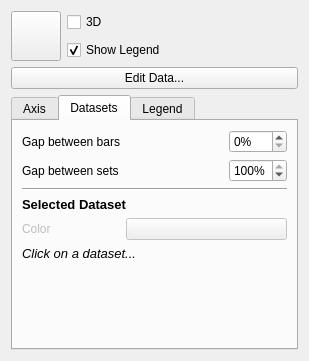
This is kchart/shape/ChartConfigWidget.ui in KDE/koffice-chartingshape as Qt 5 draws it before an edit. The edited form follows.
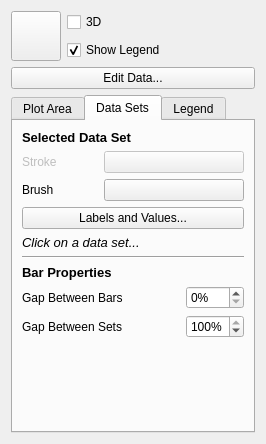
This is the edited form. The open tabs and pages were chosen to show the change. Icons and pictures are not drawn. Custom widgets are drawn as their Qt base class.

Commit message: o renamed ChartShape::saveOdfAxes() to ::saveOdfAxis() and changed it to only save one axis (passed to the function) o basic loading of odf axes

The edit to the form file:
```diff
--- a/kchart/shape/ChartConfigWidget.ui
+++ b/kchart/shape/ChartConfigWidget.ui
@@ -6,8 +6,8 @@
    <rect>
     <x>0</x>
     <y>0</y>
-    <width>305</width>
-    <height>361</height>
+    <width>266</width>
+    <height>444</height>
    </rect>
   </property>
   <property name="windowTitle" >
@@ -81,55 +81,69 @@
       </sizepolicy>
      </property>
      <property name="currentIndex" >
-      <number>2</number>
+      <number>0</number>
      </property>
      <widget class="QWidget" name="tab" >
       <attribute name="title" >
-       <string>Axis</string>
+       <string>Plot Area</string>
       </attribute>
       <layout class="QGridLayout" >
-       <item row="0" column="0" >
+       <item row="0" column="0" colspan="2" >
+        <widget class="QPushButton" name="pushButton_6" >
+         <property name="text" >
+          <string>Configure Background...</string>
+         </property>
+        </widget>
+       </item>
+       <item row="1" column="0" >
         <widget class="QLabel" name="label_2" >
          <property name="text" >
+          <string>&lt;b>Axes&lt;/b></string>
+         </property>
+        </widget>
+       </item>
+       <item row="2" column="0" >
+        <widget class="QCheckBox" name="checkBox" >
+         <property name="text" >
           <string>Abscissa</string>
          </property>
         </widget>
        </item>
-       <item row="0" column="1" >
+       <item row="2" column="1" >
         <widget class="QLineEdit" name="xAxisTitle" />
        </item>
-       <item row="1" column="0" >
-        <widget class="QLabel" name="label_3" >
+       <item row="3" column="0" >
+        <widget class="QCheckBox" name="checkBox_2" >
          <property name="text" >
           <string>Ordinate</string>
          </property>
         </widget>
        </item>
-       <item row="1" column="1" >
+       <item row="3" column="1" >
         <widget class="QLineEdit" name="yAxisTitle" />
        </item>
-       <item row="2" column="0" colspan="2" >
+       <item row="4" column="0" colspan="2" >
+        <widget class="QPushButton" name="pushButton_2" >
+         <property name="text" >
+          <string>Scaling...</string>
+         </property>
+        </widget>
+       </item>
+       <item row="5" column="0" colspan="2" >
         <widget class="Line" name="line" >
          <property name="orientation" >
           <enum>Qt::Horizontal</enum>
          </property>
         </widget>
        </item>
-       <item row="3" column="0" >
+       <item row="6" column="0" >
         <widget class="QLabel" name="label_9" >
          <property name="text" >
           <string>&lt;b>Grid&lt;/b></string>
          </property>
         </widget>
        </item>
-       <item row="4" column="0" colspan="2" >
-        <widget class="QPushButton" name="pushButton_5" >
-         <property name="text" >
-          <string>Step widths...</string>
-         </property>
-        </widget>
-       </item>
-       <item row="5" column="0" colspan="2" >
+       <item row="7" column="0" colspan="2" >
         <widget class="QCheckBox" name="showVerticalLines" >
          <property name="text" >
           <string>Show Vertical Lines</string>
@@ -139,7 +153,7 @@
          </property>
         </widget>
        </item>
-       <item row="6" column="0" colspan="2" >
+       <item row="8" column="0" colspan="2" >
         <widget class="QCheckBox" name="showHorizontalLines" >
          <property name="text" >
           <string>Show Horizontal Lines</string>
@@ -149,15 +163,22 @@
          </property>
         </widget>
        </item>
-       <item row="7" column="0" colspan="2" >
+       <item row="9" column="0" colspan="2" >
+        <widget class="QPushButton" name="pushButton_5" >
+         <property name="text" >
+          <string>Line Colors and Stroke...</string>
+         </property>
+        </widget>
+       </item>
+       <item row="10" column="0" >
         <spacer>
          <property name="orientation" >
           <enum>Qt::Vertical</enum>
          </property>
          <property name="sizeHint" >
           <size>
-           <width>265</width>
-           <height>21</height>
+           <width>61</width>
+           <height>71</height>
           </size>
          </property>
         </spacer>
@@ -166,17 +187,94 @@
      </widget>
      <widget class="QWidget" name="tab_2" >
       <attribute name="title" >
-       <string>Datasets</string>
+       <string>Data Sets</string>
       </attribute>
       <layout class="QGridLayout" >
-       <item row="0" column="0" colspan="2" >
+       <item row="0" column="0" colspan="3" >
+        <widget class="QLabel" name="label_6" >
+         <property name="text" >
+          <string>&lt;html>&lt;head>&lt;meta name="qrichtext" content="1" />&lt;style type="text/css">
+p, li { white-space: pre-wrap; }
+&lt;/style>&lt;/head>&lt;body style=" font-family:'Sans Serif'; font-size:10pt; font-weight:400; font-style:normal;">
+&lt;p style=" margin-top:0px; margin-bottom:0px; margin-left:0px; margin-right:0px; -qt-block-indent:0; text-indent:0px;">&lt;span style=" font-weight:600;">Selected Data Set&lt;/span>&lt;/p>&lt;/body>&lt;/html></string>
+         </property>
+        </widget>
+       </item>
+       <item row="1" column="0" >
+        <widget class="QLabel" name="datasetColorLabel" >
+         <property name="enabled" >
+          <bool>false</bool>
+         </property>
+         <property name="text" >
+          <string>Stroke</string>
+         </property>
+        </widget>
+       </item>
+       <item row="1" column="1" colspan="2" >
+        <widget class="KColorButton" name="datasetColor" >
+         <property name="enabled" >
+          <bool>false</bool>
+         </property>
+        </widget>
+       </item>
+       <item row="2" column="0" >
+        <widget class="QLabel" name="label_7" >
+         <property name="text" >
+          <string>Brush</string>
+         </property>
+        </widget>
+       </item>
+       <item row="2" column="1" colspan="2" >
+        <widget class="KColorButton" name="kcolorbutton" />
+       </item>
+       <item row="3" column="0" colspan="3" >
+        <widget class="QPushButton" name="pushButton" >
+         <property name="sizePolicy" >
+          <sizepolicy vsizetype="Minimum" hsizetype="Minimum" >
+           <horstretch>0</horstretch>
+           <verstretch>0</verstretch>
+          </sizepolicy>
+         </property>
+         <property name="text" >
+          <string>Labels and Values...</string>
+         </property>
+        </widget>
+       </item>
+       <item row="4" column="0" colspan="2" >
+        <widget class="QLabel" name="selectDatasetNote" >
+         <property name="text" >
+          <string>&lt;html>&lt;head>&lt;meta name="qrichtext" content="1" />&lt;style type="text/css">
+p, li { white-space: pre-wrap; }
+&lt;/style>&lt;/head>&lt;body style=" font-family:'Sans Serif'; font-size:10pt; font-weight:400; font-style:normal;">
+&lt;p style=" margin-top:0px; margin-bottom:0px; margin-left:0px; margin-right:0px; -qt-block-indent:0; text-indent:0px;">&lt;span style=" font-style:italic;">Click on a data set...&lt;/span>&lt;/p>&lt;/body>&lt;/html></string>
+         </property>
+        </widget>
+       </item>
+       <item row="5" column="0" colspan="3" >
+        <widget class="Line" name="line_3" >
+         <property name="orientation" >
+          <enum>Qt::Horizontal</enum>
+         </property>
+        </widget>
+       </item>
+       <item row="6" column="0" colspan="3" >
+        <widget class="QLabel" name="label_10" >
+         <property name="text" >
+          <string>&lt;html>&lt;head>&lt;meta name="qrichtext" content="1" />&lt;style type="text/css">
+p, li { white-space: pre-wrap; }
+&lt;/style>&lt;/head>&lt;body style=" font-family:'Sans Serif'; font-size:10pt; font-weight:400; font-style:normal;">
+&lt;p style=" margin-top:0px; margin-bottom:0px; margin-left:0px; margin-right:0px; -qt-block-indent:0; text-indent:0px;">&lt;span style=" font-weight:600;">Bar Properties&lt;/span>&lt;/p>&lt;/body>&lt;/html></string>
+         </property>
+        </widget>
+       </item>
+       <item row="7" column="0" colspan="2" >
         <widget class="QLabel" name="label_4" >
          <property name="text" >
-          <string>Gap between bars</string>
+          <string>Gap Between Bars</string>
          </property>
         </widget>
        </item>
-       <item row="0" column="2" >
+       <item row="7" column="2" >
         <widget class="QSpinBox" name="gapBetweenBars" >
          <property name="sizePolicy" >
           <sizepolicy vsizetype="Fixed" hsizetype="Fixed" >
@@ -192,14 +290,14 @@
          </property>
         </widget>
        </item>
-       <item row="1" column="0" colspan="2" >
+       <item row="8" column="0" colspan="2" >
         <widget class="QLabel" name="label_5" >
          <property name="text" >
-          <string>Gap between sets</string>
+          <string>Gap Between Sets</string>
          </property>
         </widget>
        </item>
-       <item row="1" column="2" >
+       <item row="8" column="2" >
         <widget class="QSpinBox" name="gapBetweenSets" >
          <property name="suffix" >
           <string>%</string>
@@ -212,59 +310,15 @@
          </property>
         </widget>
        </item>
-       <item row="2" column="0" colspan="3" >
-        <widget class="Line" name="line_3" >
-         <property name="orientation" >
-          <enum>Qt::Horizontal</enum>
-         </property>
-        </widget>
-       </item>
-       <item row="3" column="0" colspan="3" >
-        <widget class="QLabel" name="label_6" >
-         <property name="text" >
-          <string>&lt;html>&lt;head>&lt;meta name="qrichtext" content="1" />&lt;style type="text/css">
-p, li { white-space: pre-wrap; }
-&lt;/style>&lt;/head>&lt;body style=" font-family:'Sans Serif'; font-size:10pt; font-weight:400; font-style:normal;">
-&lt;p style=" margin-top:0px; margin-bottom:0px; margin-left:0px; margin-right:0px; -qt-block-indent:0; text-indent:0px;">&lt;span style=" font-weight:600;">Selected Dataset&lt;/span>&lt;/p>&lt;/body>&lt;/html></string>
-         </property>
-        </widget>
-       </item>
-       <item row="4" column="0" >
-        <widget class="QLabel" name="datasetColorLabel" >
-         <property name="enabled" >
-          <bool>false</bool>
-         </property>
-         <property name="text" >
-          <string>Color</string>
-         </property>
-        </widget>
-       </item>
-       <item row="4" column="1" colspan="2" >
-        <widget class="KColorButton" name="datasetColor" >
-         <property name="enabled" >
-          <bool>false</bool>
-         </property>
-        </widget>
-       </item>
-       <item row="5" column="0" colspan="2" >
-        <widget class="QLabel" name="selectDatasetNote" >
-         <property name="text" >
-          <string>&lt;html>&lt;head>&lt;meta name="qrichtext" content="1" />&lt;style type="text/css">
-p, li { white-space: pre-wrap; }
-&lt;/style>&lt;/head>&lt;body style=" font-family:'Sans Serif'; font-size:10pt; font-weight:400; font-style:normal;">
-&lt;p style=" margin-top:0px; margin-bottom:0px; margin-left:0px; margin-right:0px; -qt-block-indent:0; text-indent:0px;">&lt;span style=" font-style:italic;">Click on a dataset...&lt;/span>&lt;/p>&lt;/body>&lt;/html></string>
-         </property>
-        </widget>
-       </item>
-       <item row="6" column="0" colspan="3" >
+       <item row="9" column="0" >
         <spacer>
          <property name="orientation" >
           <enum>Qt::Vertical</enum>
          </property>
          <property name="sizeHint" >
           <size>
-           <width>265</width>
-           <height>16</height>
+           <width>31</width>
+           <height>94</height>
           </size>
          </property>
         </spacer>
@@ -289,17 +343,17 @@
          </property>
         </widget>
        </item>
-       <item row="0" column="1" colspan="4" >
+       <item row="0" column="1" colspan="3" >
         <widget class="QLineEdit" name="legendTitle" >
          <property name="sizePolicy" >
-          <sizepolicy vsizetype="Fixed" hsizetype="MinimumExpanding" >
+          <sizepolicy vsizetype="Fixed" hsizetype="Expanding" >
            <horstretch>0</horstretch>
            <verstretch>0</verstretch>
           </sizepolicy>
          </property>
         </widget>
        </item>
-       <item row="1" column="0" colspan="5" >
+       <item row="1" column="0" colspan="4" >
         <widget class="QCheckBox" name="legendShowFrame" >
          <property name="text" >
           <string>Show Frame</string>
@@ -313,14 +367,14 @@
          </property>
         </widget>
        </item>
-       <item row="2" column="3" >
+       <item row="2" column="2" >
         <widget class="QRadioButton" name="legendOrientationIsVertical" >
          <property name="text" >
           <string>v</string>
          </property>
         </widget>
        </item>
-       <item row="2" column="4" >
+       <item row="2" column="3" >
         <widget class="QRadioButton" name="legendOrientationIsHorizontal" >
          <property name="layoutDirection" >
           <enum>Qt::LeftToRight</enum>
@@ -333,21 +387,21 @@
          </property>
         </widget>
        </item>
-       <item row="3" column="0" colspan="5" >
+       <item row="3" column="0" colspan="4" >
         <widget class="QPushButton" name="pushButton_3" >
          <property name="text" >
           <string>Position and Alignment...</string>
          </property>
         </widget>
        </item>
-       <item row="4" column="0" colspan="5" >
+       <item row="4" column="0" colspan="4" >
         <widget class="QPushButton" name="pushButton_4" >
          <property name="text" >
           <string>Font and Colors...</string>
          </property>
         </widget>
        </item>
-       <item row="5" column="2" >
+       <item row="5" column="0" colspan="2" >
         <spacer>
          <property name="orientation" >
           <enum>Qt::Vertical</enum>
```
The commit also changes 2 other files.
